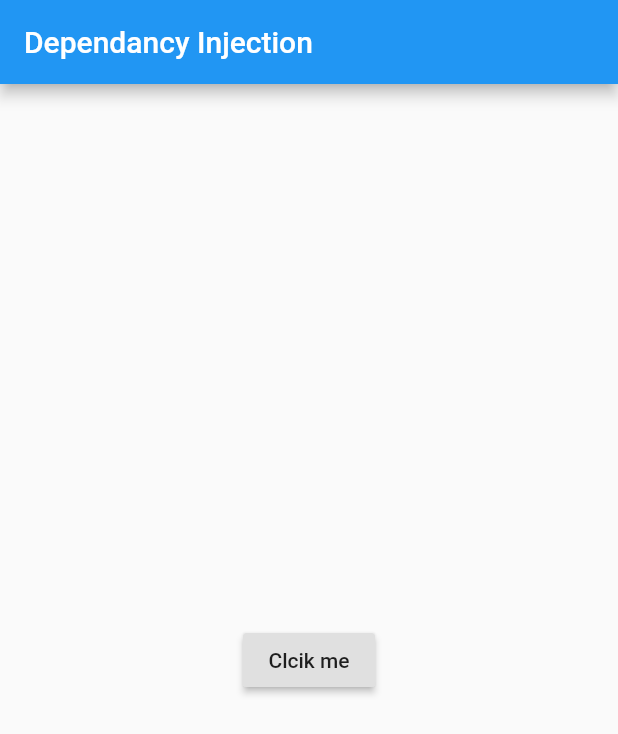
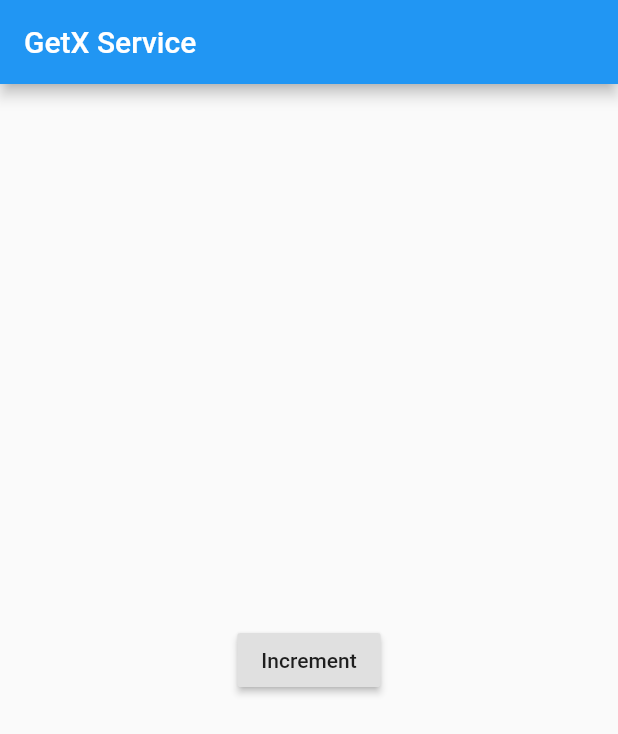
Before and after one commit to tamimiskhan/getx_flutter, a Flutter app: the screen it shows after launch, on a phone screen of 412 x 824 dp. Shown: the top 734 px of the screen. Run offline on Flutter 3.47's test engine with Material 2 defaults, Android fonts, the phone set to English and light mode, and no system bars; our stand-ins replace get, shared_preferences.

Commit message:
Getx GetX Service.

```diff
--- a/lib/main.dart
+++ b/lib/main.dart
@@ -1,54 +1,43 @@
 import 'package:flutter/material.dart';
 import 'package:get/get.dart';
-import 'package:getx_flutter/Messages.dart';
 import 'package:getx_flutter/my_controller.dart';
+import 'package:getx_flutter/service.dart';
 
-void main() {
+Future<void> main() async {
+  await initServices();
   runApp(MyApp());
 }
 
+Future<void> initServices() async {
+  print('starting service ...');
+  await Get.putAsync<Service>(() async => await Service());
+  print('All service started..');
+}
+
 class MyApp extends StatelessWidget {
-//If init property us not used Getx<Type of controller > then
-//create the instance of controller as follow
-
-
-
-
-
   @override
   Widget build(BuildContext context) {
-
-
-// MyController myController = Get.put(MyController(), permanent: true);
-
-
-  //  Get.lazyPut(() => MyController(),tag: 'instance2',fenix: true);
-
-   // Get.create<MyController>(() => MyController());
-
-    Get.putAsync<MyController>(() async=> await MyController());
+    Get.putAsync<MyController>(() async => await MyController());
     return GetMaterialApp(
-      title: "Dependancy Injection",
+      title: "GetX Service",
       home: Scaffold(
         appBar: AppBar(
-          title: Text("Dependancy Injection"),
+          title: Text("GetX Service"),
         ),
         body: Center(
           child: Column(
             mainAxisAlignment: MainAxisAlignment.center,
             crossAxisAlignment: CrossAxisAlignment.center,
             children: [
-
               RaisedButton(
                 onPressed: () {
-               // Get.find<MyController>(tag: 'instance1');
-                Get.find<MyController>();
+                  // Get.find<MyController>(tag: 'instance1');
+                  // Get.find<MyController>();
 
-                Get.find<MyController>().incrementCounter();
+                  Get.find<Service>().incrementCounter();
                 },
-                child: Text("Clcik me"),
+                child: Text("Increment"),
               ),
-
             ],
           ),
         ),
```
Also changed, not shown: lib/service.dart (added, +12 -0 lines).
